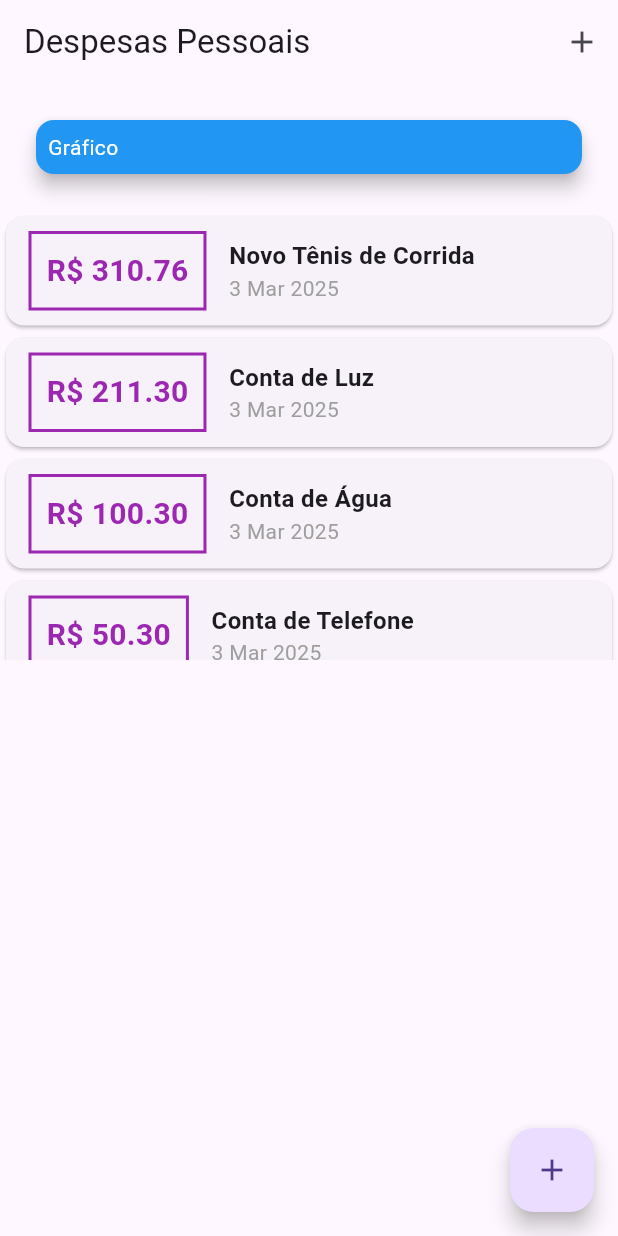
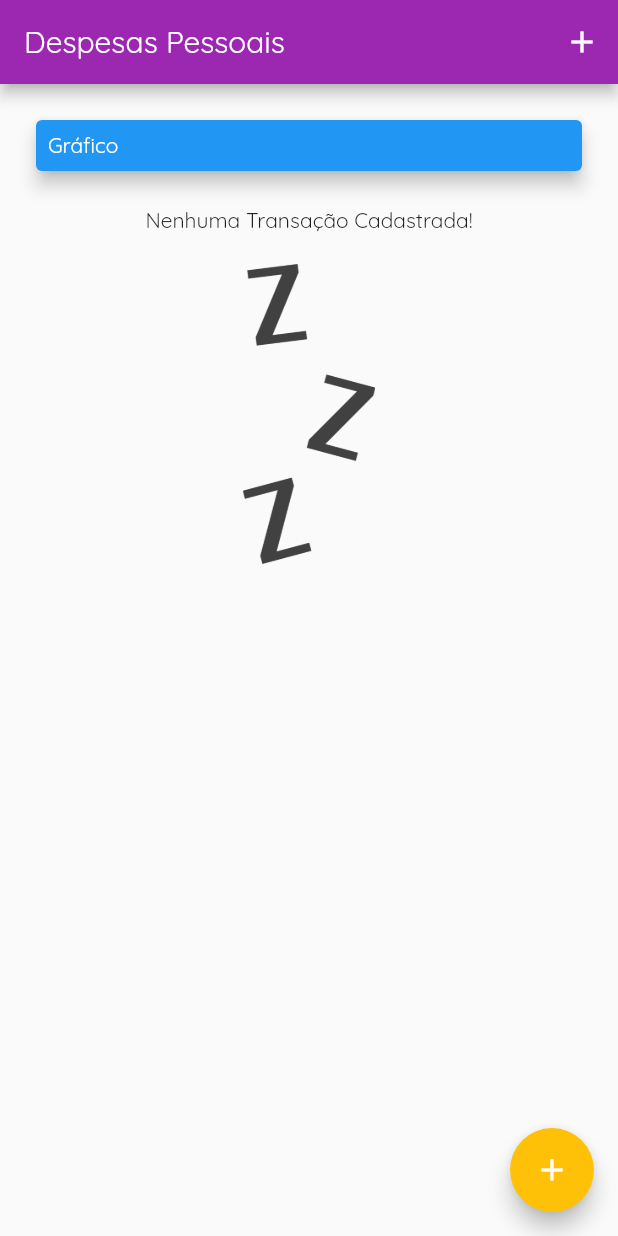
Before and after one commit to LeonardoVechieti/expenses, a Flutter app: the screen it shows after launch, on a phone screen of 412 x 824 dp. Run offline on Flutter 3.47's test engine with Material 3 defaults, Android fonts, the phone set to English and light mode, and no system bars.

Commit message:
Refact | Ajustes gerais

```diff
--- a/lib/components/transaction_list.dart
+++ b/lib/components/transaction_list.dart
@@ -11,7 +11,23 @@ class TransactionList extends StatelessWidget {
   Widget build(BuildContext context) {
     return Container(
       height: 300,
-      child: ListView.builder(
+      child: transactions.isEmpty ? Column(
+        children: [
+          Text(
+            'Nenhuma Transação Cadastrada!',
+          ),
+          SizedBox(
+            height: 20,
+          ),
+          Container(
+            height: 200,
+            child: Image.asset(
+              'assets/images/waiting.png',
+              fit: BoxFit.cover,
+            ),
+          ),
+        ],
+      ) : ListView.builder(
         itemCount: transactions.length,
         itemBuilder: (ctx, index) {
           final tr = transactions[index];
--- a/lib/main.dart
+++ b/lib/main.dart
@@ -15,10 +15,22 @@ class App extends StatelessWidget {
     return MaterialApp(
       debugShowCheckedModeBanner: false,
       title: 'Despesas Pessoais',
+      home: const HomePage(),
       theme: ThemeData(
-        primarySwatch: Colors.blue,
+        useMaterial3: false,
+        fontFamily: 'Quicksand',
+        appBarTheme: AppBarTheme(
+          backgroundColor: Colors.purple,
+          foregroundColor: Colors.white,
+
+
+        ),
+        colorScheme: ColorScheme.fromSeed(
+          seedColor: Colors.amber,
+          primary: Colors.purple,
+          secondary: Colors.amber,
+        ),
       ),
-      home: const HomePage(),
     );
   }
 }
@@ -32,42 +44,42 @@ class HomePage extends StatefulWidget {
 
 class _HomePageState extends State<HomePage> {
   final List<Transaction> _transactions = [
-    Transaction(
-      id: 't1',
-      title: 'Novo Tênis de Corrida',
-      value: 310.76,
-      date: DateTime.now(),
-    ),
-    Transaction(
-      id: 't2',
-      title: 'Conta de Luz',
-      value: 211.30,
-      date: DateTime.now(),
-    ),
-    Transaction(
-      id: 't3',
-      title: 'Conta de Água',
-      value: 100.30,
-      date: DateTime.now(),
-    ),
-    Transaction(
-      id: 't4',
-      title: 'Conta de Telefone',
-      value: 50.30,
-      date: DateTime.now(),
-    ),
-    Transaction(
-      id: 't5',
-      title: 'Cartão de Crédito',
-      value: 150.30,
-      date: DateTime.now(),
-    ),
-    Transaction(
-      id: 't6',
-      title: 'Empréstimo',
-      value: 500.30,
-      date: DateTime.now(),
-    ),
+    // Transaction(
+    //   id: 't1',
+    //   title: 'Novo Tênis de Corrida',
+    //   value: 310.76,
+    //   date: DateTime.now(),
+    // ),
+    // Transaction(
+    //   id: 't2',
+    //   title: 'Conta de Luz',
+    //   value: 211.30,
+    //   date: DateTime.now(),
+    // ),
+    // Transaction(
+    //   id: 't3',
+    //   title: 'Conta de Água',
+    //   value: 100.30,
+    //   date: DateTime.now(),
+    // ),
+    // Transaction(
+    //   id: 't4',
+    //   title: 'Conta de Telefone',
+    //   value: 50.30,
+    //   date: DateTime.now(),
+    // ),
+    // Transaction(
+    //   id: 't5',
+    //   title: 'Cartão de Crédito',
+    //   value: 150.30,
+    //   date: DateTime.now(),
+    // ),
+    // Transaction(
+    //   id: 't6',
+    //   title: 'Empréstimo',
+    //   value: 500.30,
+    //   date: DateTime.now(),
+    // ),
   ];
 
   void _addTransaction(String title, double value) {
```
Also changed, not shown: pubspec.yaml (+13 -8 lines), assets/fonts/OpenSans-Bold.ttf (added), assets/fonts/OpenSans-Regular.ttf (added), assets/fonts/Quicksand-Bold.ttf (added), assets/fonts/Quicksand-Light.ttf (added), assets/fonts/Quicksand-Medium.ttf (added), assets/fonts/Quicksand-Regular.ttf (added), assets/images/waiting.png (added).
